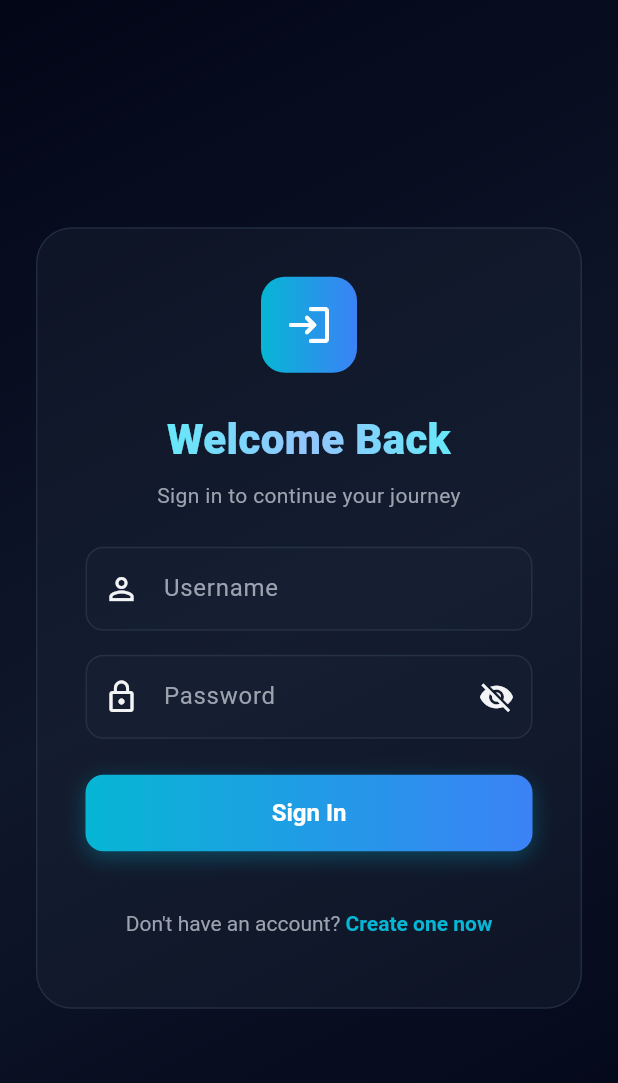
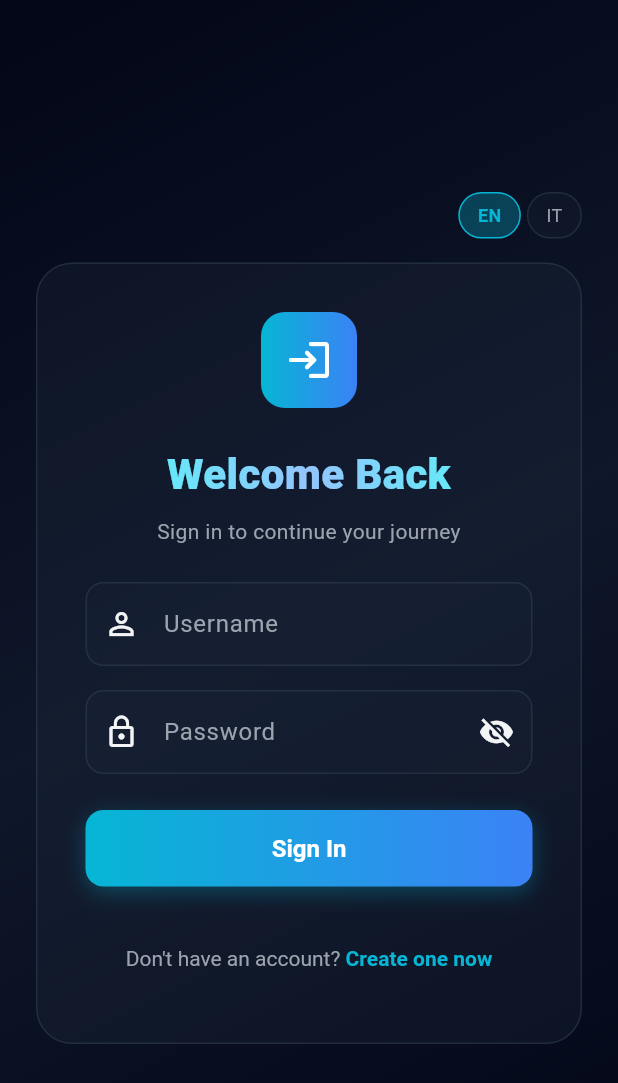
Before and after one commit to RubenPari/film-randomized-complete, a Flutter app: the screen it shows after launch, on a phone screen of 412 x 824 dp. Shown: the top 1083 px of the screen. Run offline on Flutter 3.47's test engine with Material 3 defaults, Android fonts, the phone set to English and light mode, and no system bars; our stand-ins replace cached_network_image, dio, flutter_dotenv, flutter_riverpod, flutter_secure_storage, freezed_annotation and 4 more; generated files the repository leaves out were written again.

Commit message:
refactor(mobile): restructure auth form layout with language switcher support
Add showLanguageSwitcher parameter, extract language switcher link widget,
and reorganize card layout with conditional language controls.

```diff
--- a/film_randomized_mobile/lib/screens/auth/auth_form_layout.dart
+++ b/film_randomized_mobile/lib/screens/auth/auth_form_layout.dart
@@ -1,4 +1,6 @@
 import 'package:flutter/material.dart';
+import 'package:flutter_riverpod/flutter_riverpod.dart';
+import '../../providers/locale_provider.dart';
 import '../../theme/app_theme.dart';
 import '../../theme/brand_gradients.dart';
 import '../../theme/glass_effects.dart';
@@ -12,6 +14,7 @@ class AuthFormLayout extends StatelessWidget {
     this.error,
     required this.child,
     this.footer,
+    this.showLanguageSwitcher = true,
   });
 
   final IconData icon;
@@ -20,6 +23,7 @@ class AuthFormLayout extends StatelessWidget {
   final String? error;
   final Widget child;
   final Widget? footer;
+  final bool showLanguageSwitcher;
 
   @override
   Widget build(BuildContext context) {
@@ -37,7 +41,18 @@ class AuthFormLayout extends StatelessWidget {
           child: Center(
             child: SingleChildScrollView(
               padding: const EdgeInsets.all(24),
-              child: Container(
+              child: Column(
+                mainAxisSize: MainAxisSize.min,
+                children: [
+                  if (showLanguageSwitcher)
+                    Align(
+                      alignment: Alignment.topCenter,
+                      child: Padding(
+                        padding: const EdgeInsets.only(bottom: 16),
+                        child: _LanguageSwitcherLink(),
+                      ),
+                    ),
+                  Container(
                     decoration: GlassEffects.authCard(),
                     padding: const EdgeInsets.all(32),
                     child: Column(
@@ -110,6 +125,8 @@ class AuthFormLayout extends StatelessWidget {
                       ],
                     ),
                   ),
+                ],
+              ),
             ),
           ),
         ),
@@ -117,3 +134,64 @@ class AuthFormLayout extends StatelessWidget {
     );
   }
 }
+
+class _LanguageSwitcherLink extends StatelessWidget {
+  @override
+  Widget build(BuildContext context) {
+    return Row(
+      mainAxisAlignment: MainAxisAlignment.end,
+      children: [
+        _LangChip(
+            label: 'EN',
+            isActive: Localizations.localeOf(context).languageCode == 'en',
+            onTap: () {
+              final container = ProviderScope.containerOf(context);
+              container.read(localeProvider.notifier).setLocale('en');
+            }),
+        const SizedBox(width: 4),
+        _LangChip(
+            label: 'IT',
+            isActive: Localizations.localeOf(context).languageCode == 'it',
+            onTap: () {
+              final container = ProviderScope.containerOf(context);
+              container.read(localeProvider.notifier).setLocale('it');
+            }),
+      ],
+    );
+  }
+}
+
+class _LangChip extends StatelessWidget {
+  const _LangChip(
+      {required this.label, required this.isActive, required this.onTap});
+  final String label;
+  final bool isActive;
+  final VoidCallback onTap;
+
+  @override
+  Widget build(BuildContext context) {
+    return GestureDetector(
+      onTap: onTap,
+      child: Container(
+        padding: const EdgeInsets.symmetric(horizontal: 12, vertical: 6),
+        decoration: BoxDecoration(
+          color: isActive
+              ? AppTheme.brandAccent.withValues(alpha: 0.3)
+              : const Color(0x331e293b),
+          borderRadius: BorderRadius.circular(16),
+          border: Border.all(
+            color: isActive ? AppTheme.brandAccent : const Color(0x80334155),
+          ),
+        ),
+        child: Text(
+          label,
+          style: TextStyle(
+            color: isActive ? AppTheme.brandAccent : AppTheme.textSecondary,
+            fontWeight: isActive ? FontWeight.bold : FontWeight.normal,
+            fontSize: 12,
+          ),
+        ),
+      ),
+    );
+  }
+}
```
Lines whose indentation alone changed are shown as unchanged.
